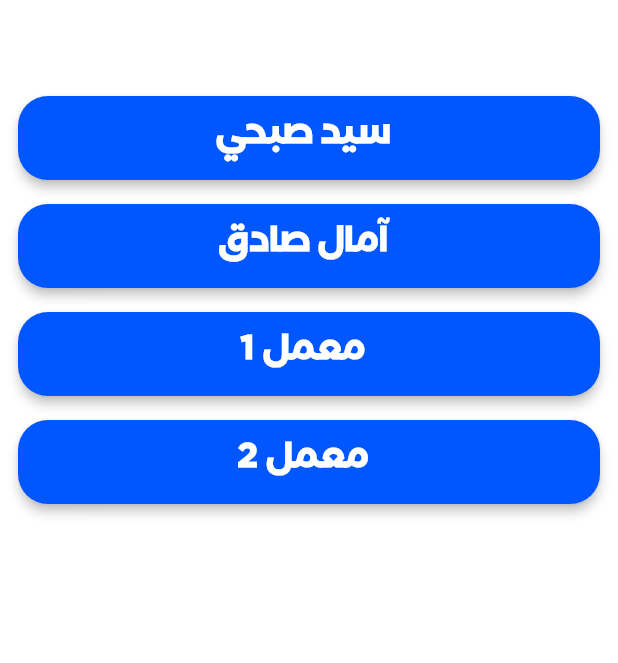
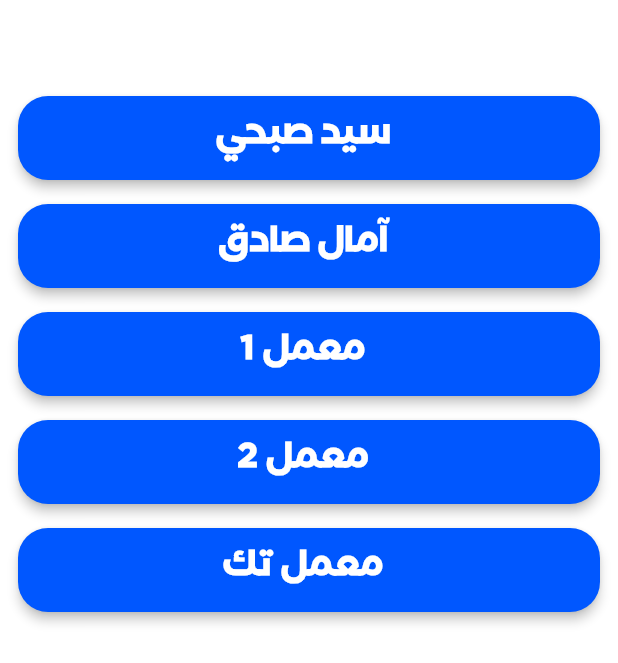
Before and after one commit to MohsenAhmed2632002/edutrack, a Flutter app: the NameHalls screen opened directly, on a phone screen of 412 x 824 dp. Shown: the top 663 px of the screen. Run offline on Flutter 3.47's test engine with Material 3 defaults, Android fonts, the phone set to English and light mode, and no system bars; our stand-ins replace animate_do, bloc, cloud_firestore, device_preview, dropdown_search, equatable and 9 more; missing offline and left inert: syncfusion_flutter_pdfviewer, tap_to_expand; accounts and stored records are empty.

Commit message:
how to get

```diff
--- a/lib/More/howtoget.dart
+++ b/lib/More/howtoget.dart
@@ -146,18 +146,22 @@ class NameHalls extends StatelessWidget {
       AppImages.amaldoor,
     ],
     'معمل 1': [
-      AppImages.photo_gam,
-      AppImages.photo_gam,
-      AppImages.sobhy,
-      AppImages.amaldoor,
+      AppImages.tech11,
+      AppImages.tech12,
+      AppImages.tech13,
     ],
     'معمل 2': [
       AppImages.photo_gam,
+      AppImages.tech21,
+      AppImages.tech22,
+      AppImages.tech23,
+    ],
+    'معمل تك': [
       AppImages.photo_gam,
-      AppImages.sobhy,
-      AppImages.amaldoor,
+      AppImages.tech_2_2,
+      AppImages.tech_2,
+
     ],
-
   };
   @override
   Widget build(BuildContext context) {
@@ -277,18 +281,18 @@ class _ImageGalleryPageState extends State<ImageGalleryPage> {
                   onTap: _showNextImage,
                   child: Center(
                     child: Container(
-                      // width: 500,
-                      // height: 50,
-                      decoration: BoxDecoration(
-                        image: DecorationImage(
-                          image: AssetImage(widget.images[currentIndex]),
-                        ),
+                      width: MediaQuery.sizeOf(context).width,
+                      // height: MediaQuery.sizeOf(context).width,
+                      // decoration: BoxDecoration(
+                      // image: DecorationImage(
+                      // image: AssetImage(widget.images[currentIndex]),
+                      // ),
+                      // ),
+                      child: Image.asset(
+                        fit: BoxFit.cover,
+                        filterQuality: FilterQuality.high,
+                        widget.images[currentIndex],
                       ),
-                      // child: Image.asset(
-                      //   fit: BoxFit.cover,
-                      //   filterQuality: FilterQuality.high,
-                      //   widget.images[currentIndex],
-                      // ),
                     ),
                   ),
                 ),
@@ -302,3 +306,14 @@ class _ImageGalleryPageState extends State<ImageGalleryPage> {
     );
   }
 }
+// Container(
+//                       width: MediaQuery.sizeOf(context).width,
+//                       height: MediaQuery.sizeOf(context).width,
+//                       decoration: BoxDecoration(
+//                         color: Colors.amber,
+//                         borderRadius: BorderRadius.circular(20),
+//                         image: DecorationImage(
+//                           image: AssetImage(widget.images[currentIndex]),
+//                         ),
+//                       ),
+//                     ),
--- a/lib/core/Theming/image.dart
+++ b/lib/core/Theming/image.dart
@@ -35,24 +35,20 @@ class AppImages {
   static const String decisions = "${imagepath}decisions.png";
   static const String light_book = "${imagepath}light_book.png";
 
-
-
-
-
   static const String photo_gam = "${imagepath}photogam.jpg";
   static const String sobhy = "${imagepath}sobhy.jpeg";
   static const String sobhy3 = "${imagepath}sobhy3.jpg";
   static const String amaldoor = "${imagepath}amaldoor.jpg";
 
+  static const String tech11 = "${imagepath}tech1-1.jpg";
+  static const String tech12 = "${imagepath}lap1-2.jpg";
+  static const String tech13 = "${imagepath}lap1-3.jpg";
+
+  static const String tech21 = "${imagepath}tech2-1.jpeg";
+  static const String tech22 = "${imagepath}tech2-2.jpg";
+  static const String tech23 = "${imagepath}tech2-3.jpg";
 
 
-
-
-  static const String tech11 = "${imagepath}tech1-1.jpg";
-  static const String tech12= "${imagepath}tech1-2.jpeg";
-  static const String tech13 = "${imagepath}tech1-3.jpg";
-  // static const String amaldoor = "${imagepath}amaldoor.jpg";
-
-
-
+  static const String tech_2_2 = "${imagepath}tech-2-2.jpeg";
+  static const String tech_2 = "${imagepath}tech-2.jpg";
 }
```
Also changed, not shown: pubspec.yaml (+3 -10 lines), assets/images/tech-2-2.jpeg (added), assets/images/tech-2.jpg (added), assets/images/tech2-1.jpeg (added), assets/images/tech2-2.jpg (added), assets/images/tech2-3.jpg (added), pubspec.lock, 5 other files.
